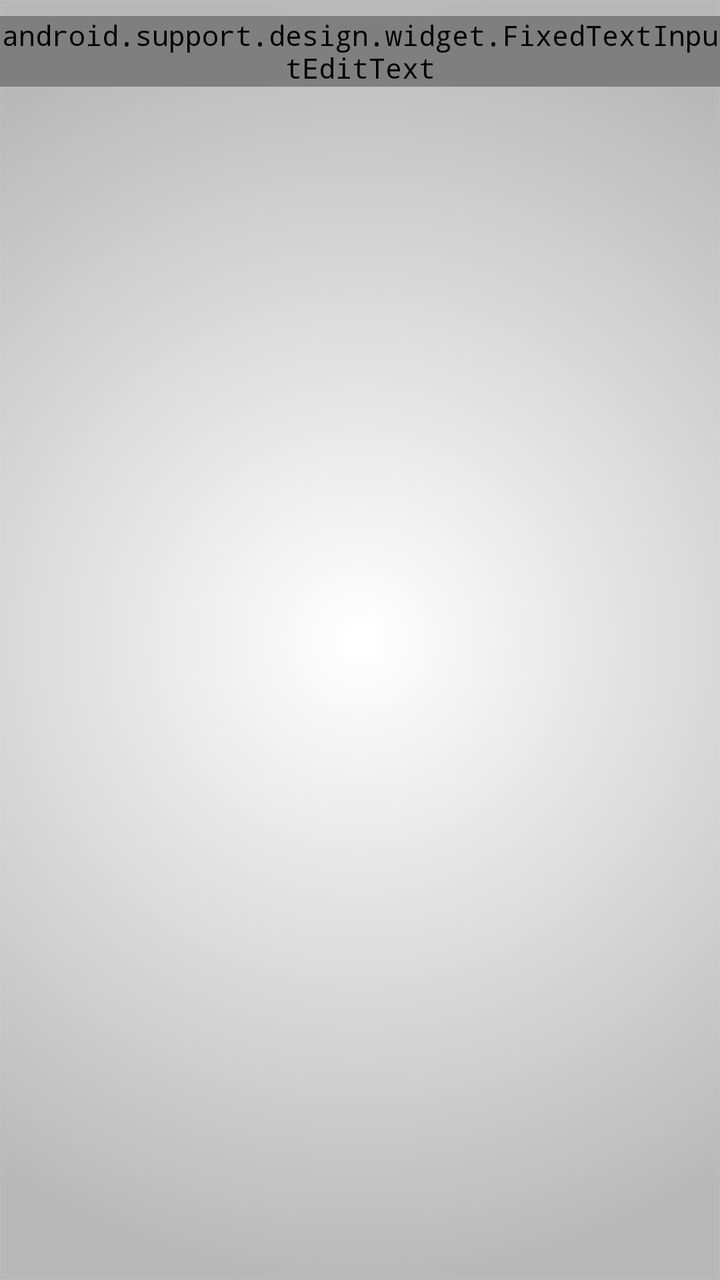
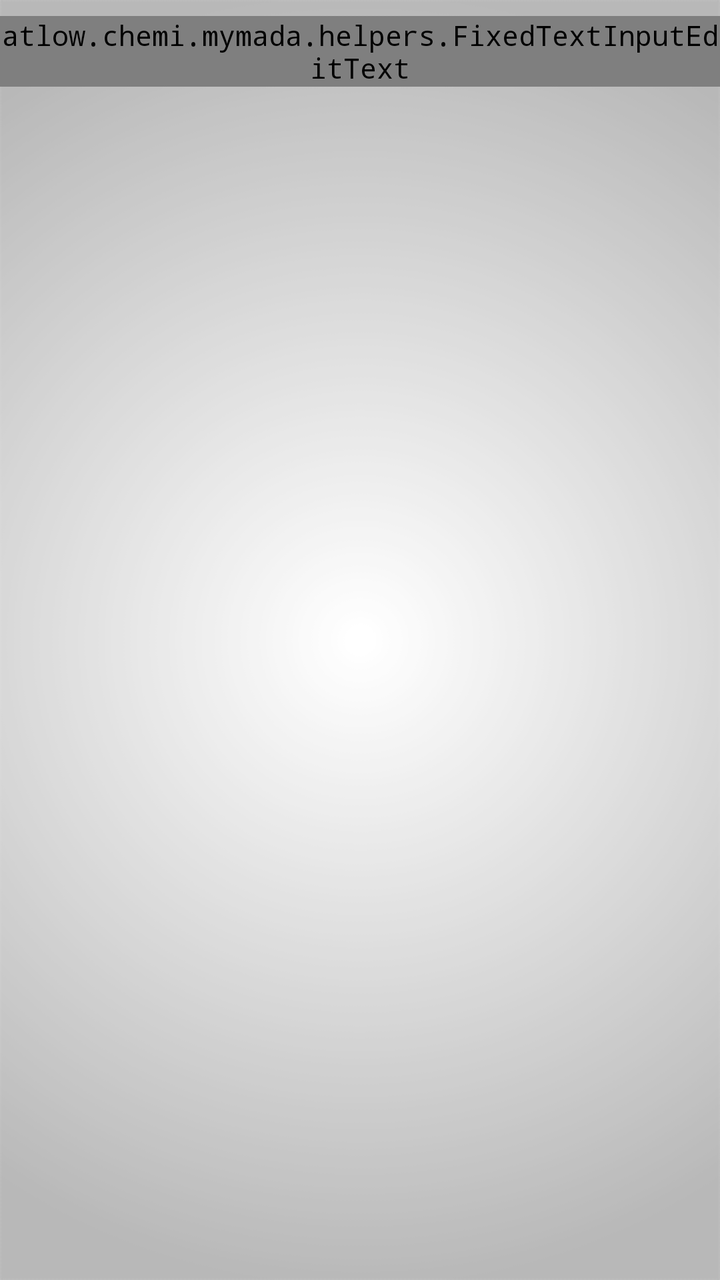

An Android layout rendered at two revisions. The XML below is the earlier revision; the diff shows what the commit changed to produce the second picture.
<!-- AndroidManifest.xml: application theme AppTheme -->
<!-- res/layout/list_medical.xml -->
<?xml version="1.0" encoding="utf-8"?>
<RelativeLayout xmlns:android="http://schemas.android.com/apk/res/android"
    xmlns:app="http://schemas.android.com/apk/res-auto"
    xmlns:tools="http://schemas.android.com/tools"
    android:layout_width="match_parent"
    android:layout_height="match_parent"
    android:fitsSystemWindows="true"
    tools:context="atlow.chemi.mymada.fragments.MainActivity1">
    <com.google.android.material.textfield.TextInputLayout
        android:layout_width="match_parent"
        android:layout_height="wrap_content"
        android:layout_marginTop="8dp"
        android:id="@+id/searchMedi">
        <android.support.design.widget.FixedTextInputEditText
            android:layout_width="match_parent"
            android:layout_height="wrap_content"
            android:gravity="start"
            android:id="@+id/userSearch"
            android:inputType="text|textAutoComplete|textAutoCorrect"
            android:singleLine="true"
            android:hint="@string/search" />
    </com.google.android.material.textfield.TextInputLayout>
    <ListView
        android:layout_width="match_parent"
        android:layout_height="match_parent"
        android:id="@+id/userListView"
        android:layout_alignParentRight="true"
        android:layout_alignParentEnd="true"
        android:choiceMode="singleChoice"
        android:layout_gravity="center"
        android:layout_below="@+id/searchMedi" />
</RelativeLayout>
<!-- resources referenced by this layout -->
<resources>
  <string name="search">חיפוש</string>
  <style name="AppTheme" parent="Theme.AppCompat.Light">
          
          <item name="android:textColor">@color/Black</item>
          <item name="colorPrimary">@color/ColorPrimary</item>
          <item name="colorPrimaryDark">@color/ColorPrimaryDark</item>
          <item name="android:textColorHintInverse">@color/ColorBlue</item>
          <item name="actionBarTheme">@style/ThemeOverlay.AppCompat.Dark.ActionBar</item>
          <item name="buttonStyle">@style/FButton</item>
          <item name="android:buttonStyle">@style/FButton</item>
          <item name="colorAccent">@color/materialGrey300</item>
          
          <item name="android:actionMenuTextColor">@color/Black</item>
          <item name="android:itemBackground">@color/materialGrey300</item>
          <item name="android:textColorSecondary">@color/ColorRedDark</item>
          <item name="android:windowBackground">@drawable/ic_bgg</item>
          <item name="android:typeface">monospace</item>
  
          <item name="android:textColorHint">@color/ColorAqua</item>
          <item name="colorControlNormal">@color/ColorBlue</item>
          <item name="colorControlActivated">@color/ColorAqua</item>
          
          <item name="colorControlHighlight">@android:color/transparent</item>
      </style>
  <color name="Black">#000000</color>
  <color name="ColorPrimary">#10133b</color>
  <color name="ColorPrimaryDark">#1a1d4b</color>
  <color name="ColorBlue">#98194853</color>
  <style name="FButton" parent="Theme.AppCompat.Light">
          <item name="colorControlHighlight">@color/ColorBlue</item>
          <item name="android:textColor">@color/ColorAqua</item>
          <item name="android:textSize">20sp</item>
      </style>
  <color name="materialGrey300">#ffe0e0e0</color>
  <color name="ColorRedDark">#6b0000</color>
  <!-- drawable ic_bgg: png bitmap (drawable, 33899 bytes) -->
  <color name="ColorAqua">#32a7c3</color>
</resources>

<!-- the commit's change to res/layout/list_medical.xml (unified diff, before → after) -->
@@ -11,7 +11,7 @@
         android:layout_height="wrap_content"
         android:layout_marginTop="8dp"
         android:id="@+id/searchMedi">
-        <android.support.design.widget.FixedTextInputEditText
+        <atlow.chemi.mymada.helpers.FixedTextInputEditText
             android:layout_width="match_parent"
             android:layout_height="wrap_content"
             android:gravity="start"
